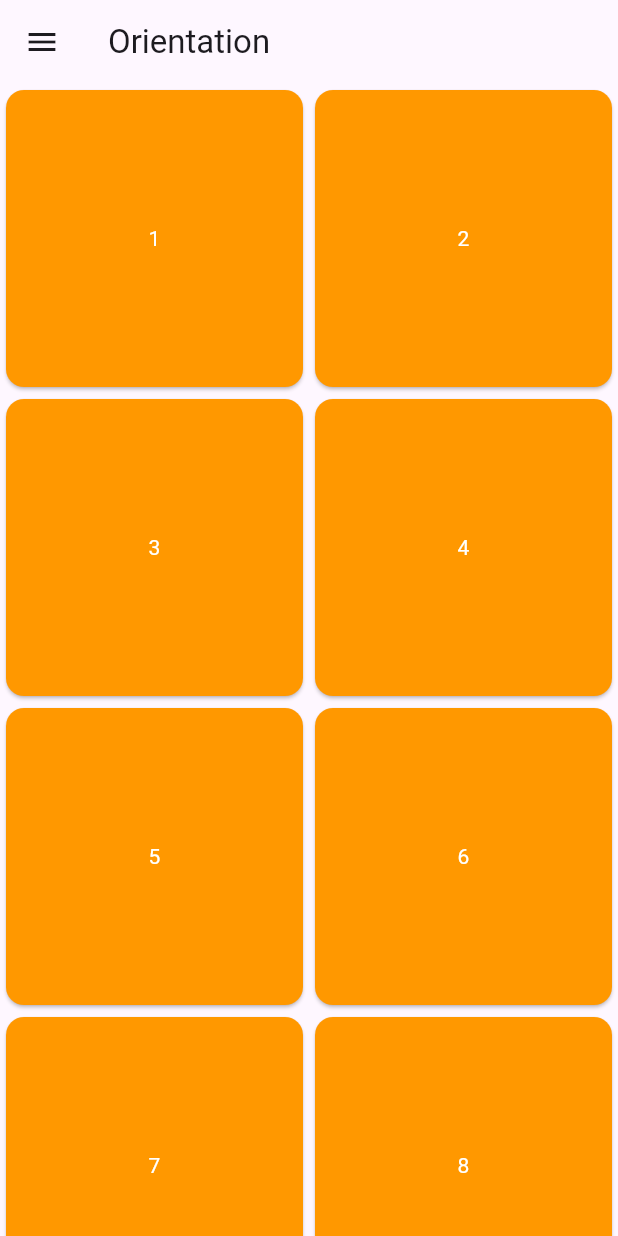
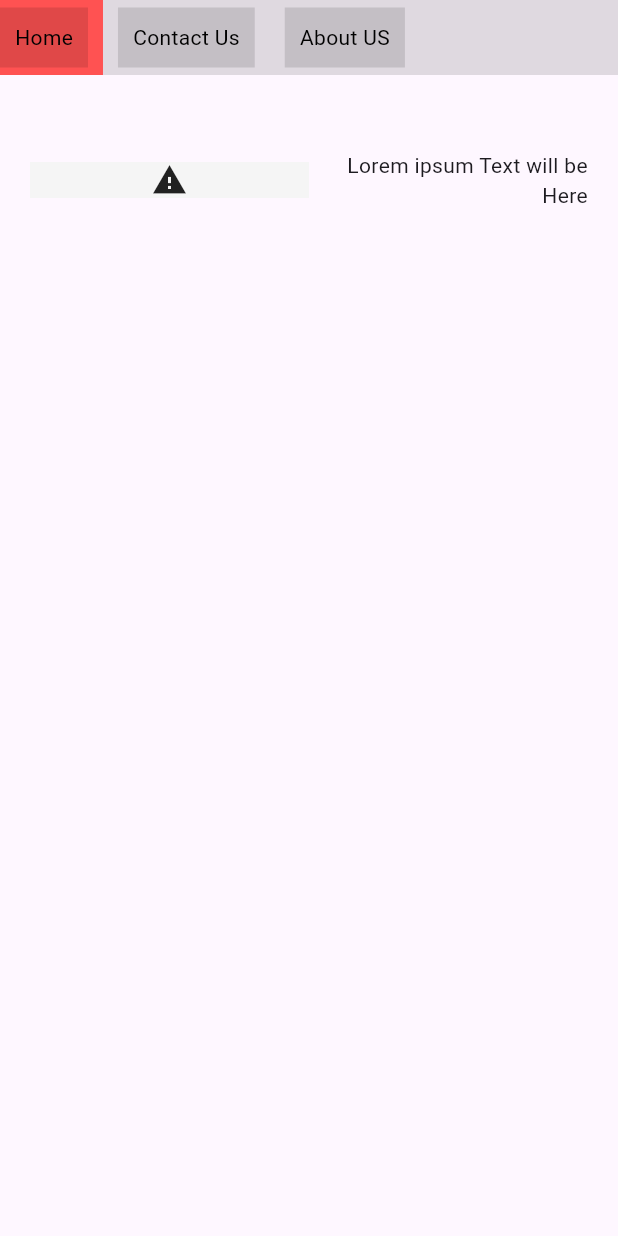
Before and after one commit to aqsakhan22/flutterUITasks, a Flutter app: the screen it shows after launch, on a phone screen of 412 x 824 dp. Run offline on Flutter 3.47's test engine with Material 3 defaults, Android fonts, the light colour scheme and no system bars; our stand-ins replace sizer, smooth_page_indicator.

Commit message:
3 dec 2025

```diff
--- a/lib/MyApp/myApp.dart
+++ b/lib/MyApp/myApp.dart
@@ -1,5 +1,6 @@
 
 import 'package:flutter/material.dart';
+import 'package:responsivedesignflutter/website_design/website_design_Example.dart';
 import 'package:responsivedesignflutter/grid_view_ex.dart';
 import 'package:responsivedesignflutter/screens/mainPage.dart';
 
@@ -31,7 +32,8 @@ class MyApp extends StatelessWidget {
           useMaterial3: true,
 
         ),
-        home: MainPage()
+        home: AspectRatioEx()
+        //MainPage()
         //GridviewEx()
 
       // Responsive(
--- a/lib/layout_builder.dart
+++ b/lib/layout_builder.dart
@@ -49,7 +49,6 @@ class _LayOuTBuilderState extends State<LayOuTBuilder> {
                   ),
                 ),
                 Expanded(
-
                   child: Container(
                     height: 50,
                     color: Colors.pink,
--- a/lib/main.dart
+++ b/lib/main.dart
@@ -5,7 +5,9 @@ import 'package:responsivedesignflutter/MyApp/myApp.dart';
 // https://hackernoon.com/creating-responsive-flutter-app-layouts-for-all-screen-sizes
 // https://stackoverflow.com/questions/53612200/flutter-how-to-give-height-to-the-childrens-of-gridview-builder
 void main() {
+
   runApp(
       const MyApp()
   );
+
 }
--- /dev/null
+++ b/lib/website_design/website_design_Example.dart
@@ -0,0 +1,29 @@
+
+import 'package:flutter/foundation.dart';
+import 'package:flutter/material.dart';
+import 'package:responsivedesignflutter/website_design/widgets/header.dart';
+import 'package:responsivedesignflutter/website_design/widgets/nav_bar.dart';
+import 'package:responsivedesignflutter/website_design/widgets/navigation_item.dart';
+class AspectRatioEx extends StatelessWidget {
+  const AspectRatioEx({Key? key}) : super(key: key);
+
+  @override
+  Widget build(BuildContext context) {
+    return Scaffold(
+
+      // appBar: AppBar(
+      //   title: Text("Ecommerce Website"),
+      // ),
+      body:
+      Column(
+        crossAxisAlignment: CrossAxisAlignment.stretch,
+        // mainAxisAlignment: MainAxisAlignment.end,
+        children: [
+          NavBar(),
+          Header()
+
+        ],
+      )
+    );
+  }
+}
--- /dev/null
+++ b/lib/website_design/widgets/header.dart
@@ -0,0 +1,25 @@
+import 'package:flutter/material.dart';
+class Header extends StatelessWidget {
+  const Header({Key? key}) : super(key: key);
+
+  @override
+  Widget build(BuildContext context) {
+    return    Container(
+      padding: EdgeInsets.symmetric(horizontal: 20.0),
+      child: Row(
+        mainAxisAlignment: MainAxisAlignment.spaceBetween,
+
+        children: [
+          Expanded(
+
+              child: Container(
+                  color: Colors.grey[100],
+                  child: Icon(Icons.warning))),
+         Expanded(child:  Container(
+             padding: EdgeInsets.symmetric(vertical: 50.0),
+             child: Text("Lorem ipsum Text will be Here", textAlign: TextAlign.right,))),
+        ],
+      ),
+    );
+  }
+}
--- /dev/null
+++ b/lib/website_design/widgets/nav_bar.dart
@@ -0,0 +1,56 @@
+import 'package:flutter/material.dart';
+import 'package:responsivedesignflutter/website_design/widgets/navigation_item.dart';
+class NavBar extends StatelessWidget {
+  const NavBar({Key? key}) : super(key: key);
+
+  @override
+  Widget build(BuildContext context) {
+    ValueNotifier<int> selectedIndex = ValueNotifier(0);
+    List data=['Home','Contact Us','About US'];
+    return
+      ValueListenableBuilder(
+
+          valueListenable: selectedIndex,
+          builder: (context,value,child){
+            return  Container(
+              alignment: Alignment.topRight,
+              // width: 100,
+                height: 50,
+                // padding: EdgeInsets.symmetric(vertical: 20.0,horizontal: 20.0),
+                //alignment: Alignment.topRight,
+                decoration: const BoxDecoration(
+                    color: Colors.black12
+                ),
+                child:  ListView.builder(
+                    scrollDirection: Axis.horizontal,
+                    itemCount: data.length,
+                    itemBuilder: (context,int index){
+                      return
+                        InkWell(
+                          onTap: (){
+                            selectedIndex.value=index;
+                          },
+                          child: Container(
+                              margin: EdgeInsets.only(right: 10.0),
+                              alignment: Alignment.center,
+                              color: selectedIndex.value == index  ? Colors.redAccent : Colors.transparent,
+                              child: NavigationItem(title: data[index],)),
+                        );
+                    })
+              // Row(
+              //   mainAxisAlignment: MainAxisAlignment.end,
+              //   // crossAxisAlignment: CrossAxisAlignment.end,
+              //   //crossAxisAlignment: CrossAxisAlignment.stretch,
+              //
+              //   //[
+              //
+              //
+              //     // NavigationItem(title:  'Home'),
+              //     // NavigationItem(title:  'Contact Us'),
+              //     // NavigationItem(title:  "About Us")
+              //   //],
+              // ),
+            );
+          });
+  }
+}
--- /dev/null
+++ b/lib/website_design/widgets/navigation_item.dart
@@ -0,0 +1,18 @@
+import 'package:flutter/material.dart';
+class NavigationItem extends StatelessWidget {
+  final String title;
+  const NavigationItem({Key? key, required this.title}) : super(key: key);
+
+  @override
+  Widget build(BuildContext context) {
+
+    return Container(
+
+      padding: EdgeInsets.all(10.0),
+        margin: EdgeInsets.only(right: 10.0),
+        decoration: BoxDecoration(
+          color:  Colors.black12
+        ),
+        child: Text("${title}",style: TextStyle(color: Colors.black),));
+  }
+}
```
Also changed, not shown: lib/website_design/utility/fonts_size.dart (added), pubspec.lock.
